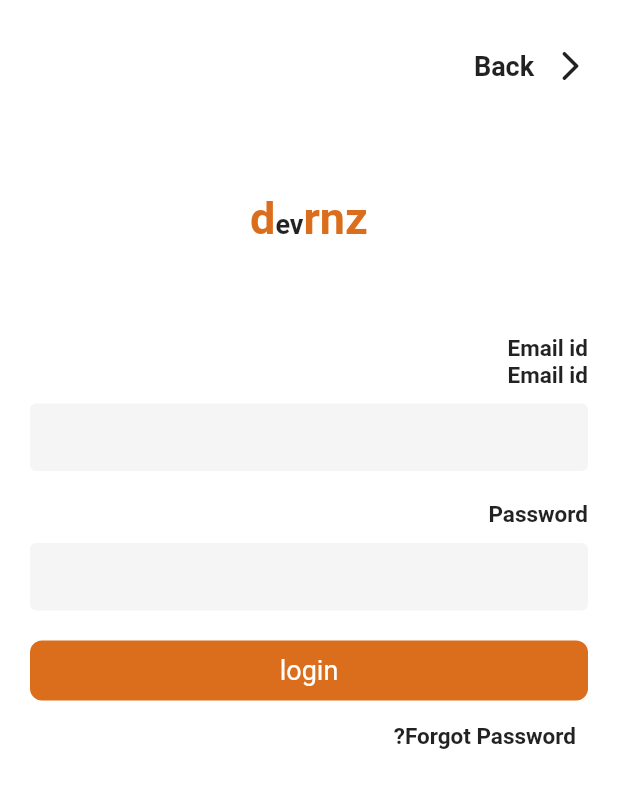
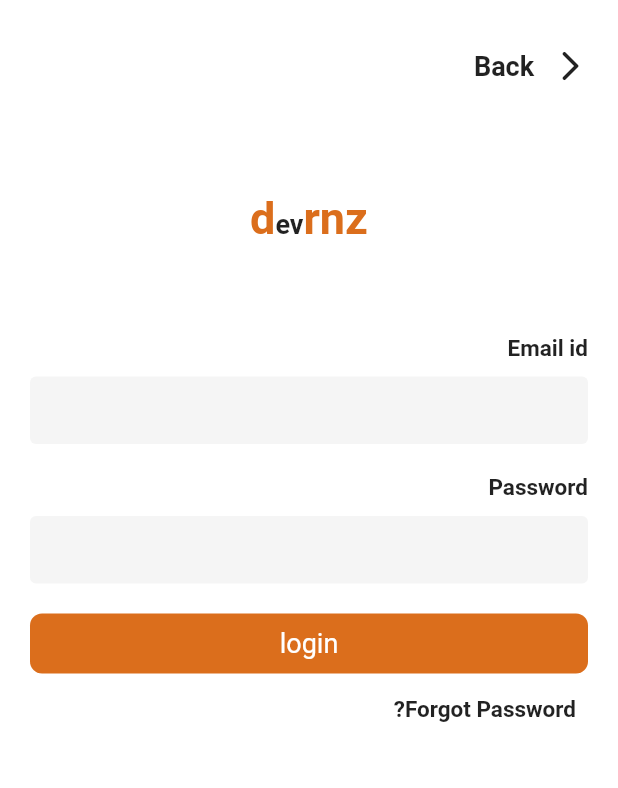
Before and after one commit to mahbobehstrong/project, a Flutter app: the screen it shows after launch, on a phone screen of 412 x 824 dp. Shown: the top 788 px of the screen. Run offline on Flutter 3.47's test engine with Material 2 defaults, Android fonts, the phone set to English and light mode, and no system bars; our stand-ins replace flutter_spinkit, get; Roboto replaces fonts that are missing (calibri).

Commit message:
change login file

```diff
--- a/lib/view/login_page.dart
+++ b/lib/view/login_page.dart
@@ -88,10 +88,7 @@ class _LoginPageState extends State<LoginPage> {
         child: Column(
           crossAxisAlignment: CrossAxisAlignment.start,
           children: [
-            Text(
-              "Email id",
-              style: TextStyle(fontWeight: FontWeight.bold),
-            ),
+
             Text(
               "Email id",
               style: TextStyle(fontWeight: FontWeight.bold),
```
